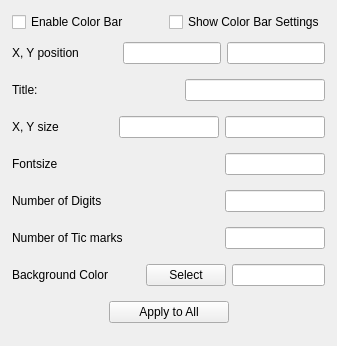
This is apps/vaporgui/ui/ColorbarWidgetGUI.ui in StasJ/vapor-formatted as Qt 5 draws it before an edit. The edited form follows.
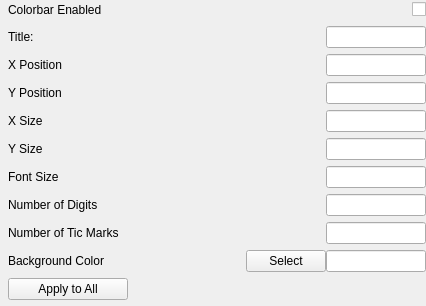
This is the edited form.

```diff
--- a/apps/vaporgui/ui/ColorbarWidgetGUI.ui
+++ b/apps/vaporgui/ui/ColorbarWidgetGUI.ui
@@ -1,24 +1,39 @@
 <?xml version="1.0" encoding="UTF-8"?>
 <ui version="4.0">
- <class>ColorbarFrame</class>
- <widget class="QWidget" name="ColorbarFrame">
+ <class>ColorbarWidgetGUI</class>
+ <widget class="QWidget" name="ColorbarWidgetGUI">
   <property name="geometry">
    <rect>
     <x>0</x>
     <y>0</y>
-    <width>337</width>
-    <height>346</height>
+    <width>426</width>
+    <height>306</height>
    </rect>
   </property>
   <property name="windowTitle">
    <string>Form</string>
   </property>
   <layout class="QVBoxLayout" name="verticalLayout_2">
+   <property name="spacing">
+    <number>0</number>
+   </property>
+   <property name="leftMargin">
+    <number>8</number>
+   </property>
+   <property name="topMargin">
+    <number>0</number>
+   </property>
+   <property name="rightMargin">
+    <number>0</number>
+   </property>
+   <property name="bottomMargin">
+    <number>0</number>
+   </property>
    <item>
     <widget class="QFrame" name="ColorBarFrame">
      <property name="maximumSize">
       <size>
-       <width>325</width>
+       <width>16777215</width>
        <height>16777215</height>
       </size>
      </property>
@@ -30,28 +45,31 @@
      </property>
      <layout class="QVBoxLayout" name="verticalLayout">
       <property name="spacing">
-       <number>1</number>
+       <number>0</number>
       </property>
       <property name="leftMargin">
-       <number>1</number>
+       <number>0</number>
       </property>
       <property name="topMargin">
-       <number>1</number>
+       <number>0</number>
       </property>
       <property name="rightMargin">
-       <number>1</number>
+       <number>0</number>
       </property>
       <property name="bottomMargin">
-       <number>1</number>
+       <number>0</number>
       </property>
       <item>
        <layout class="QVBoxLayout" name="verticalLayout_5">
+        <property name="spacing">
+         <number>0</number>
+        </property>
         <item>
          <layout class="QHBoxLayout" name="horizontalLayout_10">
           <item>
-           <widget class="QCheckBox" name="colorbarEnableCheckbox">
+           <widget class="QLabel" name="label_4">
             <property name="text">
-             <string>Enable Color Bar</string>
+             <string>Colorbar Enabled</string>
             </property>
            </widget>
           </item>
@@ -69,9 +87,9 @@
            </spacer>
           </item>
           <item>
-           <widget class="QCheckBox" name="colorbarShowSettingsCheckbox">
+           <widget class="QCheckBox" name="colorbarEnableCheckbox">
             <property name="text">
-             <string>Show Color Bar Settings</string>
+             <string/>
             </property>
            </widget>
           </item>
@@ -100,56 +118,9 @@
            </property>
            <item>
             <layout class="QVBoxLayout" name="verticalLayout_6">
-             <item>
-              <layout class="QHBoxLayout" name="horizontalLayout_3">
-               <item>
-                <widget class="QLabel" name="label">
-                 <property name="text">
-                  <string>X, Y position</string>
-                 </property>
-                </widget>
-               </item>
-               <item>
-                <spacer name="horizontalSpacer_2">
-                 <property name="orientation">
-                  <enum>Qt::Horizontal</enum>
-                 </property>
-                 <property name="sizeHint" stdset="0">
-                  <size>
-                   <width>40</width>
-                   <height>20</height>
-                  </size>
-                 </property>
-                </spacer>
-               </item>
-               <item>
-                <widget class="QLineEdit" name="colorbarXposEdit">
-                 <property name="maximumSize">
-                  <size>
-                   <width>100</width>
-                   <height>16777215</height>
-                  </size>
-                 </property>
-                 <property name="alignment">
-                  <set>Qt::AlignCenter</set>
-                 </property>
-                </widget>
-               </item>
-               <item>
-                <widget class="QLineEdit" name="colorbarYposEdit">
-                 <property name="maximumSize">
-                  <size>
-                   <width>100</width>
-                   <height>16777215</height>
-                  </size>
-                 </property>
-                 <property name="alignment">
-                  <set>Qt::AlignCenter</set>
-                 </property>
-                </widget>
-               </item>
-              </layout>
-             </item>
+             <property name="spacing">
+              <number>0</number>
+             </property>
              <item>
               <layout class="QHBoxLayout" name="horizontalLayout_4">
                <item>
@@ -176,7 +147,81 @@
                 <widget class="QLineEdit" name="colorbarTitleEdit">
                  <property name="maximumSize">
                   <size>
-                   <width>200</width>
+                   <width>100</width>
+                   <height>16777215</height>
+                  </size>
+                 </property>
+                 <property name="alignment">
+                  <set>Qt::AlignCenter</set>
+                 </property>
+                </widget>
+               </item>
+              </layout>
+             </item>
+             <item>
+              <layout class="QHBoxLayout" name="horizontalLayout_3">
+               <item>
+                <widget class="QLabel" name="label">
+                 <property name="text">
+                  <string>X Position</string>
+                 </property>
+                </widget>
+               </item>
+               <item>
+                <spacer name="horizontalSpacer_2">
+                 <property name="orientation">
+                  <enum>Qt::Horizontal</enum>
+                 </property>
+                 <property name="sizeHint" stdset="0">
+                  <size>
+                   <width>40</width>
+                   <height>20</height>
+                  </size>
+                 </property>
+                </spacer>
+               </item>
+               <item>
+                <widget class="QLineEdit" name="colorbarXposEdit">
+                 <property name="maximumSize">
+                  <size>
+                   <width>100</width>
+                   <height>16777215</height>
+                  </size>
+                 </property>
+                 <property name="alignment">
+                  <set>Qt::AlignCenter</set>
+                 </property>
+                </widget>
+               </item>
+              </layout>
+             </item>
+             <item>
+              <layout class="QHBoxLayout" name="horizontalLayout">
+               <item>
+                <widget class="QLabel" name="label_5">
+                 <property name="text">
+                  <string>Y Position</string>
+                 </property>
+                </widget>
+               </item>
+               <item>
+                <spacer name="horizontalSpacer">
+                 <property name="orientation">
+                  <enum>Qt::Horizontal</enum>
+                 </property>
+                 <property name="sizeHint" stdset="0">
+                  <size>
+                   <width>40</width>
+                   <height>20</height>
+                  </size>
+                 </property>
+                </spacer>
+               </item>
+               <item>
+                <widget class="QLineEdit" name="colorbarYposEdit">
+                 <property name="maximumSize">
+                  <size>
+                   <width>100</width>
                    <height>16777215</height>
                   </size>
                  </property>
@@ -192,7 +237,7 @@
                <item>
                 <widget class="QLabel" name="label_7">
                  <property name="text">
-                  <string>X, Y size</string>
+                  <string>X Size</string>
                  </property>
                 </widget>
                </item>
@@ -222,6 +267,30 @@
                  </property>
                 </widget>
                </item>
+              </layout>
+             </item>
+             <item>
+              <layout class="QHBoxLayout" name="horizontalLayout_2">
+               <item>
+                <widget class="QLabel" name="label_10">
+                 <property name="text">
+                  <string>Y Size</string>
+                 </property>
+                </widget>
+               </item>
+               <item>
+                <spacer name="horizontalSpacer_3">
+                 <property name="orientation">
+                  <enum>Qt::Horizontal</enum>
+                 </property>
+                 <property name="sizeHint" stdset="0">
+                  <size>
+                   <width>40</width>
+                   <height>20</height>
+                  </size>
+                 </property>
+                </spacer>
+               </item>
                <item>
                 <widget class="QLineEdit" name="colorbarYsizeEdit">
                  <property name="maximumSize">
@@ -242,7 +311,7 @@
                <item>
                 <widget class="QLabel" name="label_2">
                  <property name="text">
-                  <string>Fontsize</string>
+                  <string>Font Size</string>
                  </property>
                 </widget>
                </item>
@@ -316,7 +385,7 @@
                <item>
                 <widget class="QLabel" name="label_8">
                  <property name="text">
-                  <string>Number of Tic marks</string>
+                  <string>Number of Tic Marks</string>
                  </property>
                 </widget>
                </item>
@@ -397,19 +466,9 @@
              </item>
              <item>
               <layout class="QHBoxLayout" name="horizontalLayout_14">
-               <item>
-                <spacer name="horizontalSpacer_12">
-                 <property name="orientation">
-                  <enum>Qt::Horizontal</enum>
-                 </property>
-                 <property name="sizeHint" stdset="0">
-                  <size>
-                   <width>40</width>
-                   <height>20</height>
-                  </size>
-                 </property>
-                </spacer>
-               </item>
+               <property name="spacing">
+                <number>0</number>
+               </property>
                <item>
                 <widget class="QPushButton" name="colorbarApplyAllButton">
                  <property name="minimumSize">
```
